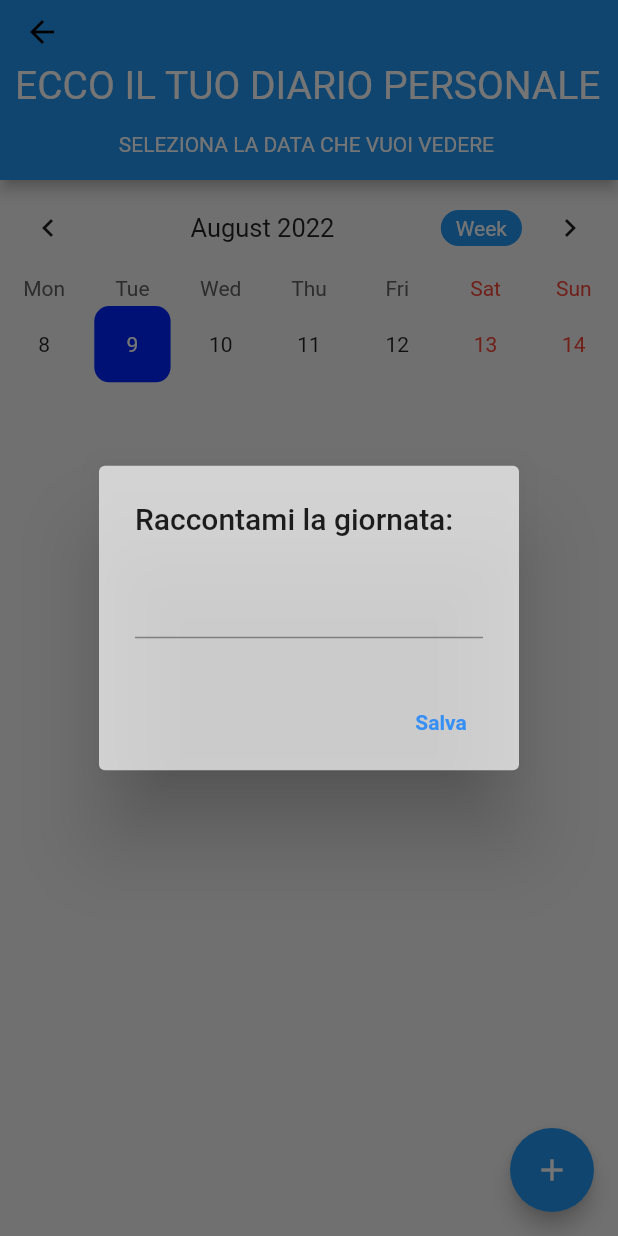
After one commit to caggicaggi/Human-Variable-Behaviour, a Flutter app: the DynamicEvent screen opened directly, after a tap on the "add" icon, on a phone screen of 412 x 824 dp. The commit adds this screen. Run offline on Flutter 3.47's test engine with Material 2 defaults, Android fonts, the phone set to English and light mode, and no system bars; drawn by our look-alikes of table_calendar; our stand-ins replace shared_preferences; missing offline and left inert: mysql1; accounts and stored records are empty.

Commit message:
sezione diario completa, sistemare front-end

```diff
--- /dev/null
+++ b/lib/Screens/Application/Diario/dynamic_event.dart
@@ -0,0 +1,240 @@
+import 'dart:convert';
+//import 'dart:html';
+import 'package:flutter/material.dart';
+import 'package:shared_preferences/shared_preferences.dart';
+import 'package:table_calendar/table_calendar.dart';
+
+import '../../../mysql/mysql.dart';
+
+class DynamicEvent extends StatefulWidget {
+  @override
+  _DynamicEventState createState() => _DynamicEventState();
+}
+
+class _DynamicEventState extends State<DynamicEvent> {
+  bool b = false;
+  late CalendarController _controller;
+  late Map<DateTime, List<dynamic>> _events;
+  late List<dynamic> _selectedEvents;
+  late TextEditingController _eventController;
+  late SharedPreferences prefs;
+
+  @override
+  void initState() {
+    super.initState();
+    _controller = CalendarController();
+    _eventController = TextEditingController();
+    _events = {};
+    _selectedEvents = [];
+    prefsData();
+  }
+
+  prefsData() async {
+    //calcolo lista
+    if (b == false) {
+      DateTime dataInizioPosizione = DateTime.now();
+      await listaGiornateInserite(dataInizioPosizione, idUtente);
+      b == true;
+    }
+    prefs = await SharedPreferences.getInstance();
+    //setto e converto la string inserendola in Map<DateTime, List<dynamic>>
+    setState(() {
+      _events = Map<DateTime, List<dynamic>>.from(
+          decodeMap(json.decode(prefs.getString("events") ?? "{}")));
+    });
+  }
+
+  //converto da Map<DateTime,dynamic> a Map<String,dynamic>
+  Map<String, dynamic> encodeMap(Map<DateTime, dynamic> map) {
+    Map<String, dynamic> newMap = {};
+    map.forEach((key, value) {
+      newMap[key.toString()] = map[key];
+    });
+    return newMap;
+  }
+
+  //converto da Map<String,dynamic> a Map<DateTime,dynamic>
+  Map<DateTime, dynamic> decodeMap(Map<String, dynamic> map) {
+    Map<DateTime, dynamic> newMap = {};
+    map.forEach((key, value) {
+      newMap[DateTime.parse(key)] = map[key];
+    });
+    return newMap;
+  }
+
+  @override
+  Widget build(BuildContext context) {
+    return Scaffold(
+      backgroundColor: Colors.grey[100],
+      appBar: PreferredSize(
+        preferredSize: Size.fromHeight(120.0),
+        child: AppBar(
+          leading: IconButton(
+            icon: Icon(Icons.arrow_back, color: Colors.black),
+            onPressed: () {},
+            //onPressed: () => Navigator.of(context).pop(),
+          ),
+          bottom: PreferredSize(
+            preferredSize: Size.fromHeight(30.0),
+            child: Container(
+              alignment: Alignment.center,
+              padding: EdgeInsets.symmetric(horizontal: 10),
+              child: Column(
+                mainAxisAlignment: MainAxisAlignment.center,
+                crossAxisAlignment: CrossAxisAlignment.center,
+                children: [
+                  Text(
+                    'ECCO IL TUO DIARIO PERSONALE ',
+                    style: TextStyle(color: Colors.white, fontSize: 26.0),
+                  ),
+                  Text(
+                    '\n'
+                    'SELEZIONA LA DATA CHE VUOI VEDERE '
+                    '\n',
+                    style: TextStyle(color: Colors.white, fontSize: 14.0),
+                  )
+                ],
+              ),
+            ),
+          ),
+        ),
+      ),
+      body: SingleChildScrollView(
+        child: Column(
+          crossAxisAlignment: CrossAxisAlignment.start,
+          children: <Widget>[
+            TableCalendar(
+              events: _events,
+              initialCalendarFormat: CalendarFormat.week,
+              calendarStyle: CalendarStyle(
+                  canEventMarkersOverflow: true,
+                  todayColor: Colors.blue,
+                  selectedColor: Theme.of(context).primaryColor,
+                  todayStyle: TextStyle(
+                      fontWeight: FontWeight.bold,
+                      fontSize: 18.0,
+                      color: Colors.white)),
+              headerStyle: HeaderStyle(
+                centerHeaderTitle: true,
+                formatButtonDecoration: BoxDecoration(
+                  color: Colors.blue,
+                  borderRadius: BorderRadius.circular(20.0),
+                ),
+                formatButtonTextStyle: TextStyle(color: Colors.white),
+                formatButtonShowsNext: false,
+              ),
+              startingDayOfWeek: StartingDayOfWeek.monday,
+              onDaySelected: (date, events, holidays) async {
+                //pulisco events
+                events.clear();
+                //calcolo lista eventi
+                await listaGiornateInserite(date, idUtente);
+                /* converto la lista della query di formato String
+                nella lista in formato dynamic */
+                events = List<dynamic>.from(list);
+                // setto gli eventi per stamparli nella schermata
+                setState(() {
+                  _selectedEvents = events;
+                });
+              },
+              builders: CalendarBuilders(
+                selectedDayBuilder: (context, date, events) => Container(
+                    margin: const EdgeInsets.all(4.0),
+                    alignment: Alignment.center,
+                    decoration: BoxDecoration(
+                        color: Theme.of(context).primaryColor,
+                        borderRadius: BorderRadius.circular(10.0)),
+                    child: Text(
+                      date.day.toString(),
+                      style: TextStyle(color: Colors.white),
+                    )),
+                todayDayBuilder: (context, date, events) => Container(
+                    margin: const EdgeInsets.all(4.0),
+                    alignment: Alignment.center,
+                    decoration: BoxDecoration(
+                        color: Colors.blue,
+                        borderRadius: BorderRadius.circular(10.0)),
+                    child: Text(
+                      date.day.toString(),
+                      style: TextStyle(color: Colors.white),
+                    )),
+              ),
+              calendarController: _controller,
+            ),
+            //stampo valori contenuti in _selectedEvents presi da events
+            ..._selectedEvents.map((event) => Padding(
+                  padding: const EdgeInsets.all(8.0),
+                  child: Container(
+                    height: MediaQuery.of(context).size.height / 7,
+                    width: MediaQuery.of(context).size.width / 1,
+                    decoration: BoxDecoration(
+                        borderRadius: BorderRadius.circular(10),
+                        color: Colors.white,
+                        border: Border.all(color: Colors.white)),
+                    child: Center(
+                        child: Text(
+                      event,
+                      style: TextStyle(
+                          color: Colors.black,
+                          fontWeight: FontWeight.bold,
+                          fontSize: 16),
+                    )),
+                  ),
+                )),
+          ],
+        ),
+      ),
+      floatingActionButton: FloatingActionButton(
+        backgroundColor: Colors.blue,
+        child: Icon(Icons.add),
+        onPressed: _showAddDialog,
+      ),
+    );
+  }
+
+  _showAddDialog() async {
+    await showDialog(
+        context: context,
+        builder: (context) => AlertDialog(
+              backgroundColor: Colors.white70,
+              title: Text("Raccontami la giornata: "),
+              content: TextField(
+                controller: _eventController,
+              ),
+              actions: <Widget>[
+                FlatButton(
+                  child: Text(
+                    "Salva",
+                    style: TextStyle(
+                        color: Color.fromARGB(255, 54, 143, 244),
+                        fontWeight: FontWeight.bold),
+                  ),
+                  onPressed: () {
+                    //Controllo e salvataggio dati inseriti
+                    if (_eventController.text.isEmpty) return;
+                    setState(() {
+                      if (_events[_controller.selectedDay] != null) {
+                        _events[_controller.selectedDay]
+                            ?.add(_eventController.text);
+                      } else {
+                        _events[_controller.selectedDay] = [
+                          _eventController.text
+                        ];
+                      }
+                      //update giornata inserita
+                      signDataAndGiornata(idUtente, _controller.selectedDay,
+                          _eventController.text);
+                      //ricalcolo lista
+                      listaGiornateInserite(_controller.selectedDay, idUtente);
+                      //aggiungo la stringa a Map<DateTime,List<String>>
+                      prefs.setString(
+                          "events", json.encode(encodeMap(_events)));
+                      _eventController.clear();
+                      Navigator.pop(context);
+                    });
+                  },
+                )
+              ],
+            ));
+  }
+}
--- a/lib/Screens/HomePage/components/body.dart
+++ b/lib/Screens/HomePage/components/body.dart
@@ -1,7 +1,7 @@
 // ignore_for_file: prefer_const_constructors
 
 import 'package:flutter/material.dart';
-import 'package:human_variable_behaviour/Screens/Application/Diario/diario_screen.dart';
+import 'package:human_variable_behaviour/Screens/Application/Diario/dynamic_event.dart';
 import 'package:human_variable_behaviour/Screens/Application/Giochi/giochi_screen.dart';
 import 'package:human_variable_behaviour/Screens/Application/Persona/persona_screen.dart';
 import 'package:human_variable_behaviour/Screens/Application/SchermataPrincipale/schermata_principale_screen.dart';
@@ -23,11 +23,11 @@ class _BodyState extends State<Body> {
 
   //Lista di widget richiamati dal NavigationBar
   //Qui occorre chiamare il construttore di una classe che ritornerà un wiget
-  List<Widget> pages = const [
+  List<Widget> pages = [
     GiochiScreen(),
     PersonaScreen(),
     SchermataPrincipaleScreen(),
-    CustomTableCalendar(),
+    DynamicEvent(),
     UnicamScreen(),
   ];
   @override
--- a/lib/mysql/mysql.dart
+++ b/lib/mysql/mysql.dart
@@ -7,6 +7,7 @@ import 'package:mysql1/mysql1.dart';
 //Variabili per utilizzo del programma
 var idUtente = '';
 List<String> list = [];
+bool check = false;
 
 class Mysql {
   //Cotruttore
@@ -53,6 +54,7 @@ Future signUpToDb(nameToDb, surnameToDb, emailToDb, passwordToDb) async {
     //Leggo l'idUtente appena assegnato
     String queryToId =
         'select idUtente FROM ' + table + ' WHERE email = ' + emailToDb;
+    await Future.delayed(const Duration(milliseconds: 5));
     await connessione.query(queryToId).then((results) {
       for (var res in results) {
         idUtente = res[0].toString();
@@ -83,6 +85,8 @@ Future<bool> readEmailPasswordFromDb(emailToReadToDb, passwordToDb) async {
   var db = Mysql();
   bool risultatoQuery = true;
   await db.getConnection().then((connessione) async {
+    //delay obbligatorio per Malaccari
+    await Future.delayed(const Duration(milliseconds: 4));
     await connessione.query(query).then((result) async {
       //Leggo l'idUtente appena assegnato
       String queryToId =
@@ -96,6 +100,7 @@ Future<bool> readEmailPasswordFromDb(emailToReadToDb, passwordToDb) async {
       });
       risultatoQuery = result.isEmpty;
     });
+    connessione.close();
   });
   //True = Query vuota -> Non ho la mail
   //False = Query con valore di ritorno -> Email già presente
@@ -118,6 +123,8 @@ Future<bool> readEmailFromDb(emailToReadToDb) async {
   var db = Mysql();
   bool risultatoQuery = true;
   await db.getConnection().then((connessione) async {
+    //delay obbligatorio per Malaccari
+    await Future.delayed(const Duration(milliseconds: 1));
     await connessione.query(query).then((result) async {
       risultatoQuery = result.isEmpty;
       connessione.close();
@@ -140,71 +147,79 @@ senza quest'impostazione non saremo mai sincronizzati col databas
 
 //Metodi Malaccari, da rivedere
 
-//funzione per inserire giornata utente
+//funzione per inserire evento utente
 void signDataAndGiornata(idutente, dataGiornata, descrizioneGiornata) {
   //Aggiungo i '' a tutte le stringhe passate in input
   idutente = idutente;
-  descrizioneGiornata = stringToDb(descrizioneGiornata);
+  descrizioneGiornata = descrizioneGiornata;
   dataGiornata = dataGiornata.toLocal();
   dataGiornata = DateFormat('yyyy-MM-dd').format(dataGiornata);
   //Nome della tabella
   String table = 'diarioUtente';
   //Scrivo la query
   String query =
-      '${'INSERT INTO ' + table + ' (idUtente,dataGiornata, descrizioneGiornata) VALUES (' + idutente + ',' + "'" + dataGiornata + "'" + ',' + descrizioneGiornata})';
+      '${'INSERT INTO ' + table + ' (idUtente,dataGiornata, descrizioneGiornata) VALUES (' + idutente + ',' + "'" + dataGiornata + "'" + ',' + "'" + descrizioneGiornata + "'"})';
   //Connessione al database
   debugPrint(query);
   var db = Mysql();
+  //eseguo query
   db.getConnection().then((connessione) {
     connessione.query(query);
     connessione.close();
   });
 }
 
-// metodo invocato quando si clicca sulla data del calendario
+// metodo invocato per ottenere lista eventi
 Future<List<String>> listaGiornateInserite(dataGiornata, idUtente) async {
+  //dichiaro variabili
   List<String> list1 = [];
-  String table = 'diarioUtente';
   int controllo = 0;
   int parolaDoppia = 0;
   List<String> controlloInserimento = [];
   dataGiornata = dataGiornata.toLocal();
   dataGiornata = DateFormat('yyyy-MM-dd').format(dataGiornata);
   dataGiornata = stringToDb(dataGiornata);
+  //nome della tabella
+  String table = 'diarioUtente';
+  //compongo query
   String query = 'SELECT descrizioneGiornata FROM ' +
       table +
       ' where dataGiornata = ' +
       dataGiornata +
       ' AND idUtente = ' +
       idUtente;
+  //connessione al db
   var db = Mysql();
   var connessione = await db.getConnection();
-  //Aggiunti delay
+  //delay obbligatorio per Malaccari
   await Future.delayed(const Duration(milliseconds: 2));
+  //eseguo query e salvo il risultato in result
   var result = await connessione.query(query);
   controlloInserimento.add(result.toString());
-
+  //controllo per verificare se c'è una parola doppia
   for (int i = 0; i <= list.length - 1; i++) {
     for (int j = 0; j <= controlloInserimento.length - 1; j++) {
       if (controlloInserimento[j] == list[i]) {
         parolaDoppia++;
       }
     }
-    if (parolaDoppia > 0) {
-      controllo = 2;
-      list.clear();
-    }
   }
-  if (controllo == 2 || result.isEmpty || result.toString() == " ") {
+  if (parolaDoppia > 0) {
+    controllo = 2;
+  }
+
+  if (controllo == 2) {
+    connessione.close();
+    return list1;
   } else {
+    //pulisco lista
+    list.clear();
+    //aggiungo elementi alla lista
     list.add(result.toString());
     list1.add(result.toString());
     connessione.close();
   }
-
+  //chiudo connessione
   connessione.close();
   return list1;
-  //True = Query vuota -> Non ho la mail
-  //False = Query con valore di ritorno -> Email già presente
-// Here the List should be returned, but after my Function fills it.
 }
--- a/pubspec.yaml
+++ b/pubspec.yaml
@@ -29,7 +29,6 @@ environment:
 dependencies:
   flutter:
     sdk: flutter
-  table_calendar: ^3.0.2
   intl: ^0.17.0
 
 
@@ -39,8 +38,9 @@ dependencies:
   flutter_svg: ^0.17.4
   mysql1: ^0.20.0
   google_sign_in: ^5.4.0
-  flutter_clean_calendar: ^1.1.0
-
+  table_calendar: ^2.2.1
+  shared_preferences: ^2.0.15
+shared_preferences: ^0.5.4+5
 dev_dependencies:
   flutter_test:
     sdk: flutter
```
Also changed, not shown: lib/Screens/Application/Diario/diario_screen.dart (deleted, +0 -318 lines), pubspec.lock, 4 other files.
